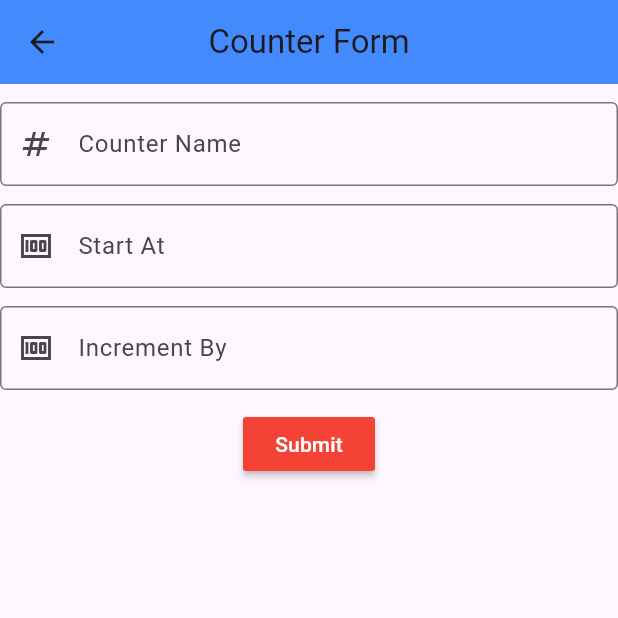
After one commit to MohamedFarid648/flutter_course_notes, a Flutter app: the CounterForm screen opened by its route, on a phone screen of 412 x 824 dp, the top half of it. The commit adds this screen. Run offline on Flutter 3.47's test engine with Material 3 defaults, Android fonts, the phone set to English and light mode, and no system bars; our stand-ins replace flutter_svg.

```diff
--- a/FlutterProjects/new_flutter_project/lib/config/routes/route_handler.dart
+++ b/FlutterProjects/new_flutter_project/lib/config/routes/route_handler.dart
@@ -2,7 +2,11 @@ import 'package:flutter/material.dart';
 import 'package:new_flutter_project/config/routes/route_names.dart';
 import 'package:new_flutter_project/home_page.dart';
 import 'package:new_flutter_project/widgets/app_counter.dart';
+import 'package:new_flutter_project/widgets/counter_form.dart';
+import 'package:new_flutter_project/widgets/counters_listview.dart';
+import 'package:new_flutter_project/widgets/gridview_products.dart';
 import 'package:new_flutter_project/widgets/list_products.dart';
+import 'package:new_flutter_project/widgets/product_form.dart';
 import 'package:new_flutter_project/widgets/splash_screen.dart';
 
 class RouteHandler {
@@ -19,6 +23,18 @@ class RouteHandler {
         return MaterialPageRoute(builder: (context) => const AppCounter());
       case RouteNames.productsScreen:
         return MaterialPageRoute(builder: (context) => const ListProducts());
+      case RouteNames.productsGridViewScreen:
+        return MaterialPageRoute(
+          builder: (context) => const GridviewProducts(),
+        );
+      case RouteNames.productFormScreen:
+        return MaterialPageRoute(builder: (context) => const ProductForm());
+      case RouteNames.countersScreen:
+        return MaterialPageRoute(
+          builder: (context) => const CountersListview(),
+        );
+      case RouteNames.counterFormScreen:
+        return MaterialPageRoute(builder: (context) => const CounterForm());
       default:
         return MaterialPageRoute(
           builder: (context) =>
--- a/FlutterProjects/new_flutter_project/lib/config/routes/route_names.dart
+++ b/FlutterProjects/new_flutter_project/lib/config/routes/route_names.dart
@@ -3,4 +3,8 @@ class RouteNames {
   static const String homeScreen = "/home";
   static const String counterScreen = "/counter";
   static const String productsScreen = "/products";
+  static const String productsGridViewScreen = "/products_gridview";
+  static const String productFormScreen = "/product_form";
+  static const String counterFormScreen = "/counter_form";
+  static const String countersScreen = "/counters";
 }
--- /dev/null
+++ b/FlutterProjects/new_flutter_project/lib/data/counters.dart
@@ -0,0 +1,19 @@
+// ignore_for_file: public_member_api_docs, sort_constructors_first
+class Counter {
+  final int id;
+  final String name;
+  final int startAt;
+  final int incrementBy;
+  int value;
+
+  Counter({
+    required this.id,
+    required this.name,
+    required this.startAt,
+    required this.incrementBy,
+  }) : value = startAt;
+}
+
+final List<Counter> dummyCounters = [
+  Counter(id: 1, name: "Do Something 1", startAt: 0, incrementBy: 1),
+];
--- /dev/null
+++ b/FlutterProjects/new_flutter_project/lib/widgets/counter_form.dart
@@ -0,0 +1,139 @@
+import 'dart:math';
+
+import 'package:flutter/material.dart';
+import 'package:new_flutter_project/data/counters.dart';
+
+class CounterForm extends StatefulWidget {
+  const CounterForm({super.key});
+
+  @override
+  State<CounterForm> createState() => _CounterFormState();
+}
+
+class _CounterFormState extends State<CounterForm> {
+  @override
+  void initState() {
+    super.initState();
+  }
+
+  @override
+  void dispose() {
+    super.dispose();
+  }
+
+  String nameState = "";
+  int startAtState = 0;
+  int incrementByState = 0;
+
+  @override
+  Widget build(BuildContext context) {
+    TextEditingController nameController = TextEditingController();
+    TextEditingController startAtController = TextEditingController();
+    TextEditingController incrementByController = TextEditingController();
+    const sizedBox = SizedBox(height: 12);
+
+    return Scaffold(
+      appBar: AppBar(
+        title: const Text("Counter Form"),
+        centerTitle: true,
+        //leading: Icon(Icons.countertops),
+        backgroundColor: Colors.blueAccent,
+        actions: [],
+      ),
+      body: SingleChildScrollView(
+        child: Column(
+          children: [
+            sizedBox,
+            TextFormField(
+              controller: nameController,
+              decoration: const InputDecoration(
+                labelText: 'Counter Name',
+                hintText: 'e.g., My Happits',
+                border: OutlineInputBorder(),
+                prefixIcon: Icon(Icons.numbers),
+              ),
+              keyboardType: TextInputType.text,
+              validator: (value) {
+                if (value == null || value.isEmpty) {
+                  return 'Please enter the counter name';
+                }
+                return null;
+              },
+              onSaved: (value) {
+                print(value);
+                //_name = value;
+              },
+            ),
+            sizedBox,
+            TextFormField(
+              controller: startAtController,
+              decoration: const InputDecoration(
+                labelText: 'Start At',
+                hintText: '1',
+                border: OutlineInputBorder(),
+                prefixIcon: Icon(Icons.money),
+              ),
+              keyboardType: TextInputType.number,
+              validator: (value) {
+                if (value == null || value.isEmpty) {
+                  return 'Please enter the counter start at';
+                }
+                return null;
+              },
+              onSaved: (value) {
+                print(value);
+                //_name = value;
+              },
+            ),
+            sizedBox,
+            TextFormField(
+              controller: incrementByController,
+              decoration: const InputDecoration(
+                labelText: 'Increment By',
+                hintText: '1',
+                border: OutlineInputBorder(),
+                prefixIcon: Icon(Icons.money),
+              ),
+              keyboardType: TextInputType.number,
+              validator: (value) {
+                if (value == null || value.isEmpty) {
+                  return 'Please enter the counter increment by';
+                }
+                return null;
+              },
+              onSaved: (value) {
+                print(value);
+                //_name = value;
+              },
+            ),
+            sizedBox,
+            MaterialButton(
+              onPressed: () => {
+                nameState = nameController.text,
+                incrementByState = int.parse(incrementByController.text),
+                startAtState = int.parse(startAtController.text),
+                setState(() {
+                  Counter c = Counter(
+                    id: Random().nextInt(100),
+                    name: nameState,
+                    startAt: startAtState,
+                    incrementBy: incrementByState,
+                  );
+                  dummyCounters.add(c);
+                  Navigator.of(context).pop();
+                  ScaffoldMessenger.of(context).showSnackBar(
+                    SnackBar(
+                      content: Text('Counter "${c.name}" added successfully!'),
+                    ),
+                  );
+                }),
+              },
+              color: Colors.red,
+              child: Text("Submit", style: TextStyle(color: Colors.white)),
+            ),
+          ],
+        ),
+      ),
+    );
+  }
+}
--- a/Sessions Notes/record20_flutter4.dart
+++ b/Sessions Notes/record20_flutter4.dart
@@ -78,6 +78,8 @@ When you go from (home) to (about), you should set untill condition otherwise it
  *ListView.builder(use column to set size box to seperate between items)
   *ListView.seperated(for seperating between items):
    *both of them for similar items (products, posts,...)
+
+   Note: any item builder will take context and return widget
  */
 
 /*
```
Also changed, not shown: FlutterProjects/new_flutter_project/lib/home_page.dart (+11 -0 lines), FlutterProjects/new_flutter_project/lib/widgets/app_counter.dart (+56 -4 lines), FlutterProjects/new_flutter_project/lib/widgets/counters_listview.dart (added, +112 -0 lines), FlutterProjects/new_flutter_project/lib/widgets/gridview_products.dart (added, +55 -0 lines), FlutterProjects/new_flutter_project/lib/widgets/product_form.dart (added, +98 -0 lines), Sessions Notes/record21_flutter5.dart (added, +37 -0 lines), Sessions Notes/record22_flutter6.dart (added, +20 -0 lines).
